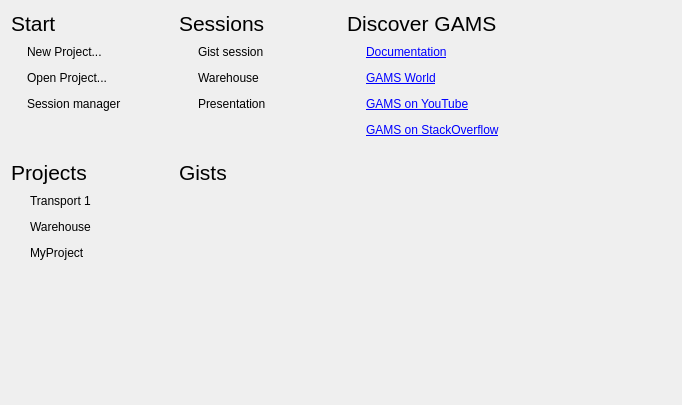
Above: src/welcomepage.ui from GAMS-dev/studio before the change. Below: the same form after it.
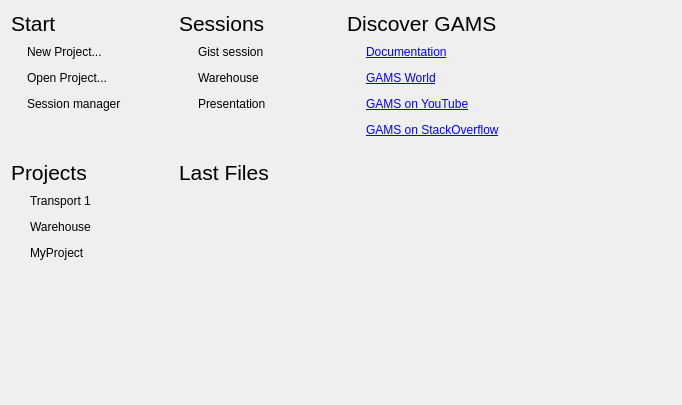
That is the form after the change.

What changed in the file:
```diff
--- a/src/welcomepage.ui
+++ b/src/welcomepage.ui
@@ -307,7 +307,7 @@
         </font>
        </property>
        <property name="text">
-        <string>Gists</string>
+        <string>Last Files</string>
        </property>
       </widget>
      </item>
```
